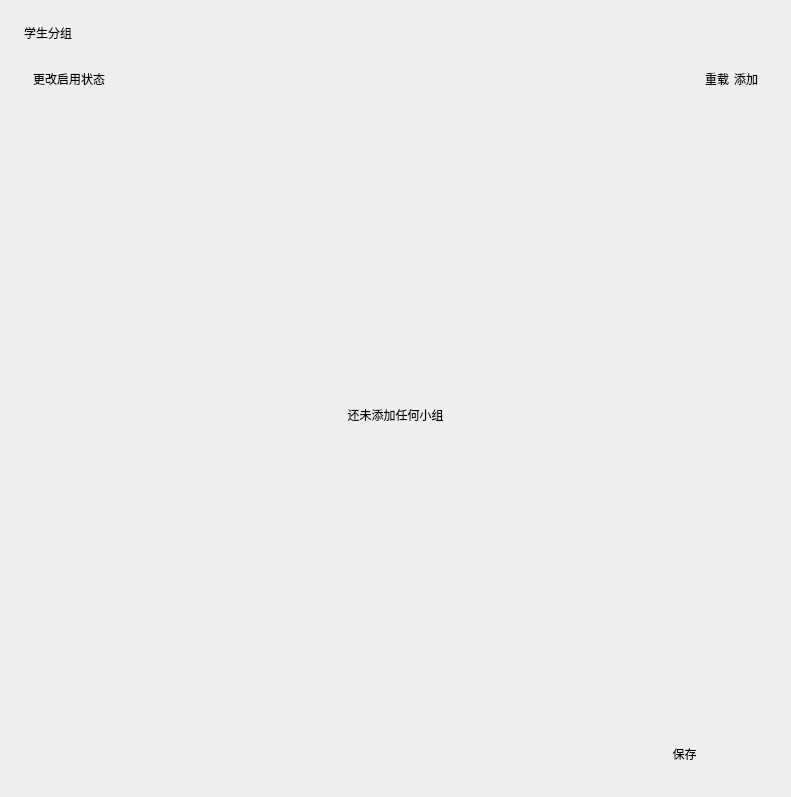
First picture: the form in ui/settings/group.ui, repository xuanxuan1231/RandPicker, before the edit.
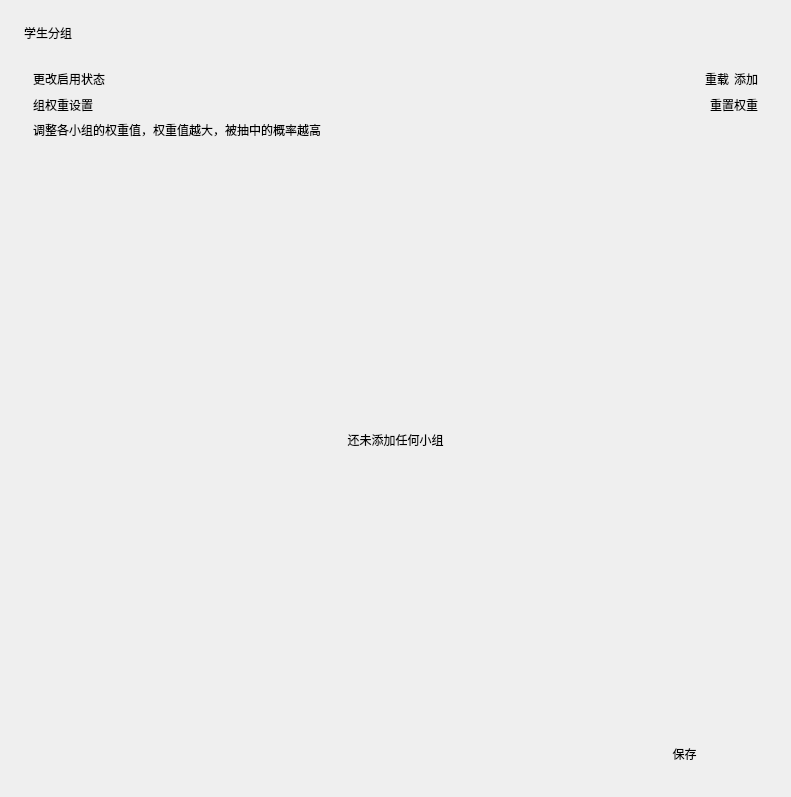
Second picture: the form after the edit. Custom widgets are drawn as their Qt base class.

Commit message:
feat(小组管理): 添加小组权重功能以调整抽中概率
在`students.json`中为小组添加权重字段，并在UI中提供权重设置功能。权重值越高，小组被抽中的概率越大。同时，更新了`GroupCard`组件以支持权重设置，并修改了随机选择逻辑以考虑权重。

```diff
--- a/ui/settings/group.ui
+++ b/ui/settings/group.ui
@@ -123,6 +123,54 @@
          </item>
         </layout>
        </item>
+       <item>
+        <layout class="QHBoxLayout" name="horizontalLayout_5">
+         <item>
+          <widget class="QLabel" name="weight_title">
+           <property name="text">
+            <string>组权重设置</string>
+           </property>
+           <property name="class" stdset="0">
+            <string>SubtitleLabel</string>
+           </property>
+          </widget>
+         </item>
+         <item>
+          <spacer name="horizontalSpacer_4">
+           <property name="orientation">
+            <enum>Qt::Horizontal</enum>
+           </property>
+           <property name="sizeHint" stdset="0">
+            <size>
+             <width>40</width>
+             <height>20</height>
+            </size>
+           </property>
+          </spacer>
+         </item>
+         <item>
+          <widget class="PushButton" name="reset_group_weight">
+           <property name="text">
+            <string>重置权重</string>
+           </property>
+          </widget>
+         </item>
+        </layout>
+       </item>
+       <item>
+        <layout class="QHBoxLayout" name="horizontalLayout_6">
+         <item>
+          <widget class="QLabel" name="weight_description">
+           <property name="text">
+            <string>调整各小组的权重值，权重值越大，被抽中的概率越高</string>
+           </property>
+           <property name="class" stdset="0">
+            <string>CaptionLabel</string>
+           </property>
+          </widget>
+         </item>
+        </layout>
+       </item>
        <item>
         <widget class="SmoothScrollArea" name="scrollArea">
          <property name="widgetResizable">
```
Left out of the diff: 1 changed line with no effect on the pictures. The commit also changes 4 other files.
